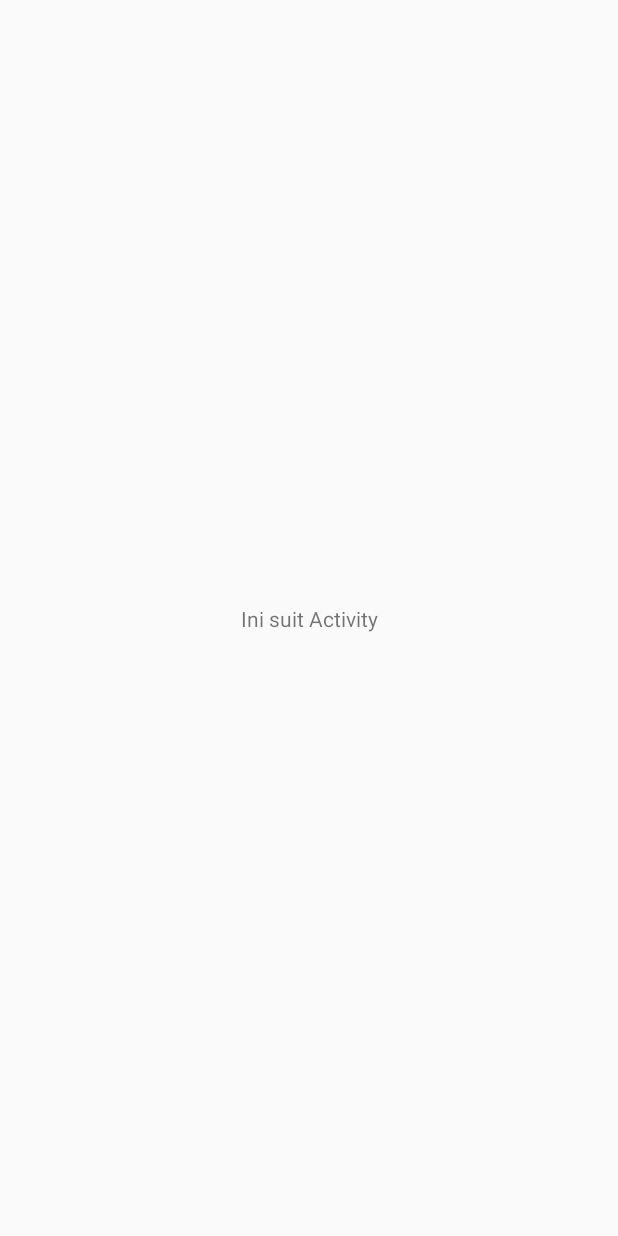
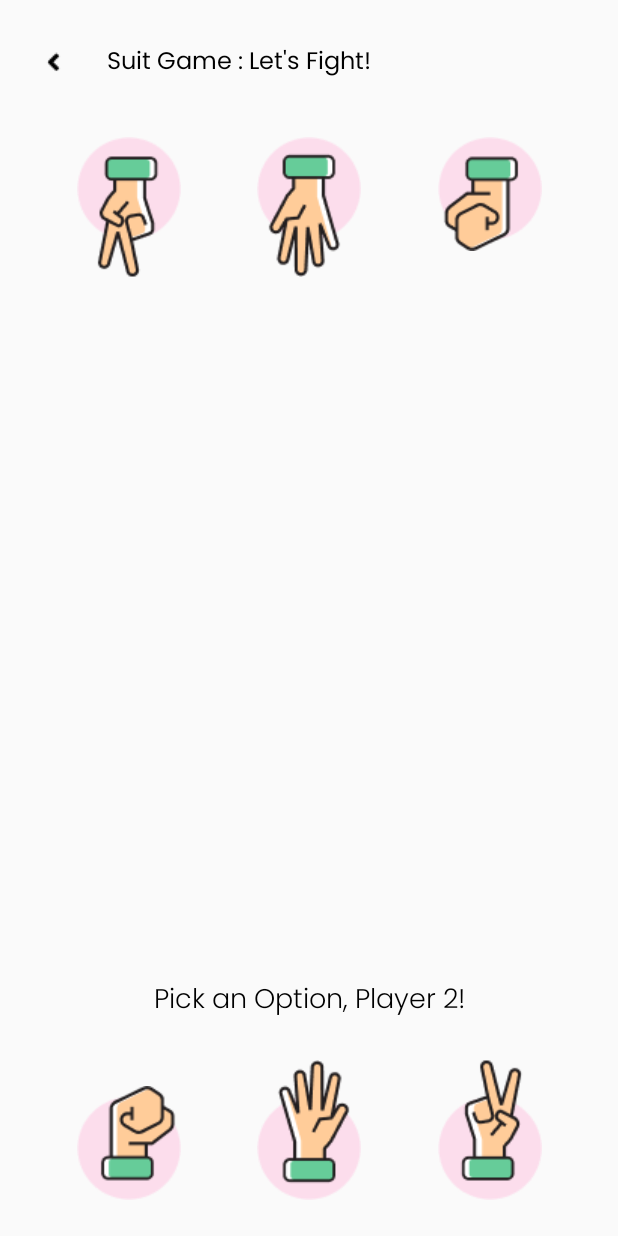
Before and after one commit to mjafarshidik/Chapter-3-Binar-Bootcamp-Code-Challenge, an Android app: the SuitActivity screen opened directly, with no data from a screen before it, on a phone screen of 412 x 824 dp. Before the commit the screen is almost empty. Run offline under Robolectric (Android 15) with nearby library versions, the phone set to English and light mode, and no system bars.

Commit message:
add an images in drawable

```diff
--- a/app/src/main/res/layout/activity_main.xml
+++ b/app/src/main/res/layout/activity_main.xml
@@ -16,7 +16,7 @@
         android:layout_marginEnd="32dp"
         android:layout_marginBottom="24dp"
         android:textSize="18sp"
-        android:fontFamily="@font/poppins_light"
+        android:fontFamily="@font/poppins_bold"
         android:text="@string/start"
         app:layout_constraintBottom_toBottomOf="parent"
         app:layout_constraintEnd_toEndOf="parent"
--- a/app/src/main/res/layout/activity_suit.xml
+++ b/app/src/main/res/layout/activity_suit.xml
@@ -6,13 +6,113 @@
     android:layout_height="match_parent"
     tools:context=".SuitActivity">
 
-    <TextView
-        android:id="@+id/textView3"
+    <ImageView
+        android:id="@+id/imageView3"
         android:layout_width="wrap_content"
         android:layout_height="wrap_content"
-        android:text="@string/ini_suit_activity"
+        android:layout_marginStart="16dp"
+        android:layout_marginTop="16dp"
+        android:contentDescription="@string/icon_back"
+        app:layout_constraintStart_toStartOf="parent"
+        app:layout_constraintTop_toTopOf="parent"
+        app:srcCompat="@drawable/icon_back" />
+
+    <ImageView
+        android:id="@+id/rockP2"
+        android:layout_width="wrap_content"
+        android:layout_height="wrap_content"
+        android:layout_marginBottom="24dp"
+        android:contentDescription="@string/rock_player_two"
+        app:layout_constraintBottom_toBottomOf="parent"
+        app:layout_constraintEnd_toStartOf="@+id/paperP2"
+        app:layout_constraintHorizontal_bias="0.5"
+        app:layout_constraintStart_toStartOf="parent"
+        app:srcCompat="@drawable/rock_p2" />
+
+    <ImageView
+        android:id="@+id/paperP2"
+        android:layout_width="wrap_content"
+        android:layout_height="wrap_content"
+        android:layout_marginBottom="24dp"
+        android:contentDescription="@string/paper_player_two"
+        app:layout_constraintBottom_toBottomOf="parent"
+        app:layout_constraintEnd_toStartOf="@+id/scissorP2"
+        app:layout_constraintHorizontal_bias="0.5"
+        app:layout_constraintStart_toEndOf="@+id/rockP2"
+        app:srcCompat="@drawable/paper_p2" />
+
+    <ImageView
+        android:id="@+id/scissorP2"
+        android:layout_width="wrap_content"
+        android:layout_height="wrap_content"
+        android:layout_marginBottom="24dp"
+        android:contentDescription="@string/scissor_player_two"
         app:layout_constraintBottom_toBottomOf="parent"
         app:layout_constraintEnd_toEndOf="parent"
+        app:layout_constraintHorizontal_bias="0.5"
+        app:layout_constraintStart_toEndOf="@+id/paperP2"
+        app:srcCompat="@drawable/scissor_p2" />
+
+    <TextView
+        android:id="@+id/tvPickP2"
+        android:layout_width="wrap_content"
+        android:layout_height="wrap_content"
+        android:layout_marginBottom="24dp"
+        android:fontFamily="@font/poppins_light"
+        android:text="@string/pick_an_option_p2"
+        android:textColor="@color/black"
+        android:textSize="18sp"
+        app:layout_constraintBottom_toTopOf="@+id/paperP2"
+        app:layout_constraintEnd_toEndOf="parent"
+        app:layout_constraintStart_toStartOf="parent" />
+
+    <ImageView
+        android:id="@+id/scissorP1"
+        android:layout_width="wrap_content"
+        android:layout_height="wrap_content"
+        android:layout_marginTop="24dp"
+        app:layout_constraintEnd_toStartOf="@+id/paperP1"
+        app:layout_constraintHorizontal_bias="0.5"
         app:layout_constraintStart_toStartOf="parent"
-        app:layout_constraintTop_toTopOf="parent" />
+        app:layout_constraintTop_toBottomOf="@+id/imageView3"
+        app:srcCompat="@drawable/scissor_p1"
+        android:contentDescription="@string/scissor_player_one" />
+
+    <ImageView
+        android:id="@+id/paperP1"
+        android:layout_width="wrap_content"
+        android:layout_height="wrap_content"
+        android:layout_marginTop="24dp"
+        app:layout_constraintEnd_toStartOf="@+id/rockP1"
+        app:layout_constraintHorizontal_bias="0.5"
+        app:layout_constraintStart_toEndOf="@+id/scissorP1"
+        app:layout_constraintTop_toBottomOf="@+id/imageView3"
+        app:srcCompat="@drawable/paper_p1"
+        android:contentDescription="@string/paper_player_one" />
+
+    <ImageView
+        android:id="@+id/rockP1"
+        android:layout_width="wrap_content"
+        android:layout_height="wrap_content"
+        android:layout_marginTop="24dp"
+        app:layout_constraintEnd_toEndOf="parent"
+        app:layout_constraintHorizontal_bias="0.5"
+        app:layout_constraintStart_toEndOf="@+id/paperP1"
+        app:layout_constraintTop_toBottomOf="@+id/imageView3"
+        app:srcCompat="@drawable/rock_p1"
+        android:contentDescription="@string/rock_player_one" />
+
+    <TextView
+        android:id="@+id/textView5"
+        android:layout_width="wrap_content"
+        android:layout_height="wrap_content"
+        android:layout_marginStart="16dp"
+        android:text="@string/suit_game_in_game"
+        android:fontFamily="@font/poppins_regular"
+        android:textColor="@color/black"
+        android:textSize="16sp"
+        app:layout_constraintBottom_toBottomOf="@+id/imageView3"
+        app:layout_constraintStart_toEndOf="@+id/imageView3"
+        app:layout_constraintTop_toTopOf="@+id/imageView3" />
+
 </androidx.constraintlayout.widget.ConstraintLayout>
--- a/app/src/main/res/values/strings.xml
+++ b/app/src/main/res/values/strings.xml
@@ -6,4 +6,13 @@
     <string name="goal">Built for the Binar Bootcamp code challenge</string>
     <string name="start_illustration">Start Illustration</string>
     <string name="ini_suit_activity">Ini suit Activity</string>
+    <string name="icon_back">Icon Back</string>
+    <string name="rock_player_two">Rock player two</string>
+    <string name="paper_player_two">Paper player two</string>
+    <string name="scissor_player_two">Scissor player two</string>
+    <string name="pick_an_option_p2">Pick an Option, Player 2!</string>
+    <string name="scissor_player_one">Scissor player one</string>
+    <string name="paper_player_one">Paper player one</string>
+    <string name="rock_player_one">Rock player one</string>
+    <string name="suit_game_in_game">Suit Game : Let\'s Fight!</string>
 </resources>
```
Also changed, not shown: app/src/main/res/drawable/icon_back.png (added), app/src/main/res/drawable/paper_p1.png (added), app/src/main/res/drawable/paper_p1_selected.png (added), app/src/main/res/drawable/paper_p2.png (added), app/src/main/res/drawable/paper_p2_selected.png (added), app/src/main/res/drawable/rock_p1.png (added), app/src/main/res/drawable/rock_p1_selected.png (added), app/src/main/res/drawable/rock_p2.png (added), app/src/main/res/drawable/rok_p2_selected.png (added), app/src/main/res/drawable/scissor_p1.png (added), app/src/main/res/drawable/scissor_p1_selected.png (added), app/src/main/res/drawable/scissor_p2.png (added), app/src/main/res/drawable/scissor_p2_selected.png (added).
